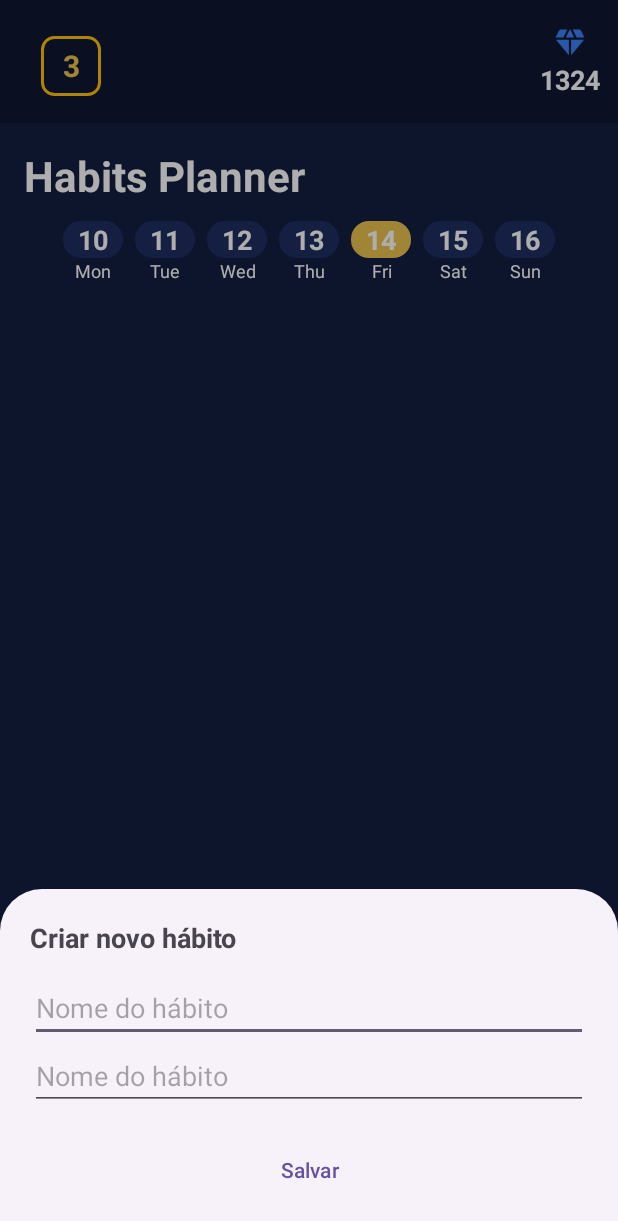
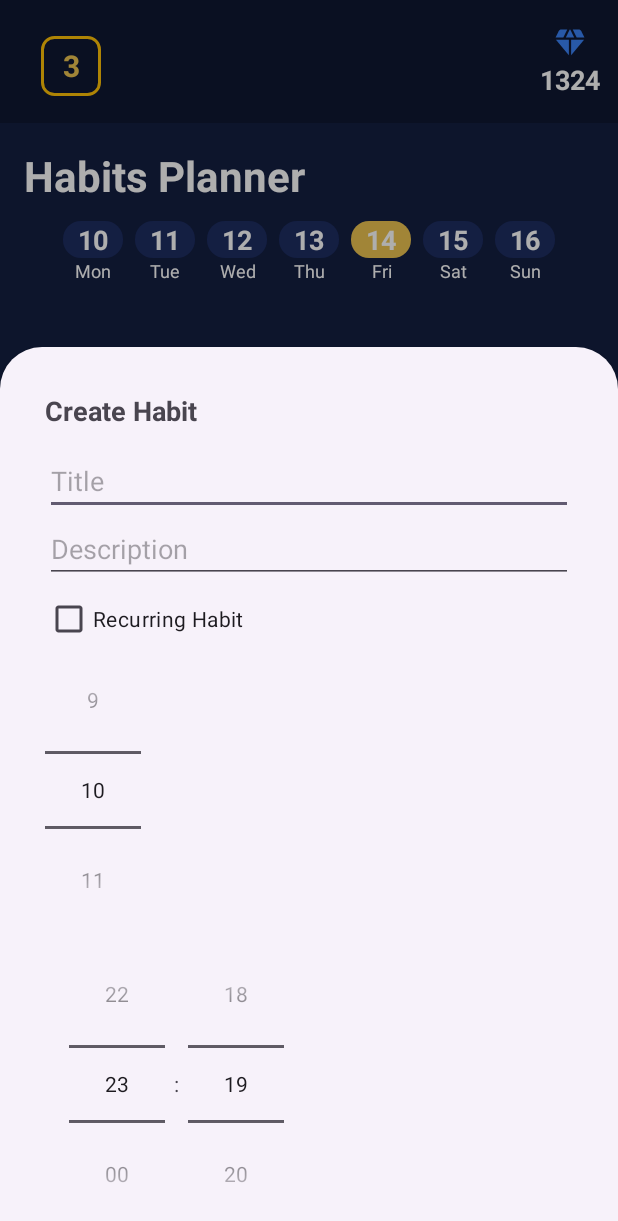
Before and after one commit to Guilherme-Mouro/Numa, an Android app: the fragment AddHabitFragment placed in its activity, item 2 of the bottom bar chosen, on a phone screen of 412 x 824 dp. Shown: the top 1221 px of the screen. Run offline under Robolectric (Android 15) with nearby library versions, the phone set to English and light mode, and no system bars; our stand-ins replace Room's generated code.

Commit message:
Add more habit creation details

```diff
--- a/app/src/main/java/com/example/numa/AddHabitFragment.kt
+++ b/app/src/main/java/com/example/numa/AddHabitFragment.kt
@@ -4,6 +4,7 @@ import android.os.Bundle
 import android.view.LayoutInflater
 import android.view.View
 import android.view.ViewGroup
+import android.widget.ArrayAdapter
 import androidx.lifecycle.lifecycleScope
 import androidx.room.Room
 import com.example.numa.DataBase
@@ -11,7 +12,9 @@ import com.example.numa.databinding.FragmentAddHabitBinding
 import com.example.numa.entity.Habit
 import com.example.numa.util.SessionManager
 import com.google.android.material.bottomsheet.BottomSheetDialogFragment
+import kotlinx.coroutines.Dispatchers
 import kotlinx.coroutines.launch
+import kotlinx.coroutines.withContext
 
 class AddHabitFragment : BottomSheetDialogFragment() {
 
@@ -32,29 +35,62 @@ class AddHabitFragment : BottomSheetDialogFragment() {
             "NumaDB"
         ).fallbackToDestructiveMigration().build()
 
+        val weekList = listOf("Monday", "Tuesday", "Wednesday", "Thursday", "Friday", "Saturday", "Sunday")
+
+        val arrayAdapter = ArrayAdapter(requireContext(), android.R.layout.simple_spinner_item, weekList)
+        arrayAdapter.setDropDownViewResource(android.R.layout.simple_spinner_dropdown_item)
+        binding.spDayWeek.adapter = arrayAdapter
+
+        binding.cbRecurring.setOnCheckedChangeListener { _, _ ->
+            isRecurring()
+        }
+
+        val durPicker = binding.numDuration
+        durPicker.minValue = 1
+        durPicker.maxValue = 300
+        durPicker.value = 10
+
+        val timePicked = binding.timeStart
+        timePicked.setIs24HourView(true)
+
         binding.btnSaveHabit.setOnClickListener {
             val sessionManager = SessionManager(requireContext())
             val userId = sessionManager.getUserId()
 
             userId?.let {
+                val title = binding.edTitle.text.toString().trim()
+                val description = binding.edDesc.text.toString().trim()
+                val recurring = binding.cbRecurring.isChecked
+                val dayOfWeek = binding.spDayWeek.selectedItem.toString().uppercase()
+                val duration: Long = durPicker.value * 60 * 1000L
+
+                val hour = timePicked.hour
+                val min = timePicked.minute
+                val startTime: Long = (hour * 60 * 60 * 1000 + min * 60 * 1000).toLong()
+
+                if (title.isNotEmpty()) {
                     val newHabit = Habit(
                         userId = userId,
-                    title = binding.edTitle.text.toString(),
-                    description = binding.edDesc.text.toString(),
-                    startTime = System.currentTimeMillis(),
-                    duration = 60 * 60 * 1000L,
+                        title = title,
+                        description = description,
+                        startTime = startTime,
+                        duration = duration,
                         experience = 10,
                         streak = 0,
                         state = "incomplete",
-                    isRecurring = true,
-                    dayOfWeek = "FRIDAY",
-                    specificDate = null
+                        isRecurring = recurring,
+                        dayOfWeek = dayOfWeek,
+                        specificDate = null,
                     )
 
-                lifecycleScope.launch {
+                    lifecycleScope.launch(Dispatchers.IO) {
                         db.habitDao().insertHabit(newHabit)
-                    parentFragmentManager.setFragmentResult("habit_added", Bundle())
+
+                        withContext(Dispatchers.Main) {
+                            parentFragmentManager.setFragmentResult("habit_request", Bundle())
                             dismiss()
+                        }
+                    }
                 }
             }
         }
@@ -62,6 +98,14 @@ class AddHabitFragment : BottomSheetDialogFragment() {
         return binding.root
     }
 
+    private fun isRecurring() {
+        if (binding.cbRecurring.isChecked) {
+            binding.spDayWeek.visibility = View.VISIBLE
+        } else {
+            binding.spDayWeek.visibility = View.INVISIBLE
+        }
+    }
+
     override fun onDestroyView() {
         super.onDestroyView()
         _binding = null
--- a/app/src/main/java/com/example/numa/adapter/HabitAdapter.kt
+++ b/app/src/main/java/com/example/numa/adapter/HabitAdapter.kt
@@ -26,7 +26,7 @@ class HabitAdapter(val habits: MutableList<Habit>) : RecyclerView.Adapter<HabitA
     override fun onBindViewHolder(holder: HabitViewHolder, position: Int) {
         val habit = habits[position]
         holder.title.text = habit.title
-        holder.duration.text = habit.duration.toString()
+        holder.duration.text = "${(habit.duration / (60 * 1000)).toString()} min"
         holder.streak.text = "${habit.streak} dias"
         holder.xp.text = "+${habit.experience} XP"
     }
--- a/app/src/main/java/com/example/numa/fragment/HabitFragment.kt
+++ b/app/src/main/java/com/example/numa/fragment/HabitFragment.kt
@@ -1,5 +1,6 @@
 package com.example.numa.fragment
 
+import android.opengl.Visibility
 import android.os.Bundle
 import android.view.LayoutInflater
 import android.view.View
@@ -44,6 +45,11 @@ class HabitFragment : Fragment() {
             bottomSheet.show(parentFragmentManager, "AddHabitBottomSheet")
         }
 
+        parentFragmentManager.setFragmentResultListener("habit_request", viewLifecycleOwner) { _, _ ->
+            loadHabitsForDate(selectedDay)
+        }
+
+
         db = Room.databaseBuilder(
             requireContext(),
             DataBase::class.java,
@@ -83,6 +89,11 @@ class HabitFragment : Fragment() {
                     userId = userId
                 )
 
+                if (habits.isEmpty()) {
+                    binding.tvInfo.visibility = View.VISIBLE
+                } else {
+                    binding.tvInfo.visibility = View.INVISIBLE
+                }
 
                 habitsAdapter = HabitAdapter(habits.toMutableList())
                 binding.rvHabits.adapter = habitsAdapter
--- /dev/null
+++ b/app/src/main/res/drawable/ic_add.xml
@@ -0,0 +1,5 @@
+<vector xmlns:android="http://schemas.android.com/apk/res/android" android:height="24dp" android:tint="#000000" android:viewportHeight="24" android:viewportWidth="24" android:width="24dp">
+
+    <path android:fillColor="@android:color/white" android:pathData="M18,13h-5v5c0,0.55 -0.45,1 -1,1s-1,-0.45 -1,-1v-5H6c-0.55,0 -1,-0.45 -1,-1s0.45,-1 1,-1h5V6c0,-0.55 0.45,-1 1,-1s1,0.45 1,1v5h5c0.55,0 1,0.45 1,1s-0.45,1 -1,1z"/>
+
+</vector>
--- a/app/src/main/res/layout/fragment_add_habit.xml
+++ b/app/src/main/res/layout/fragment_add_habit.xml
@@ -2,34 +2,71 @@
 <LinearLayout xmlns:android="http://schemas.android.com/apk/res/android"
     android:layout_width="match_parent"
     android:layout_height="wrap_content"
+    xmlns:app="http://schemas.android.com/apk/res-auto"
     android:orientation="vertical"
-    android:padding="20dp">
+    android:padding="30dp">
 
     <TextView
         android:layout_width="match_parent"
         android:layout_height="wrap_content"
-        android:text="Criar novo hábito"
+        android:text="Create Habit"
         android:textSize="18sp"
         android:textStyle="bold"
         android:layout_marginBottom="12dp"
-        android:layout_gravity="center" />
+        android:layout_gravity="center"/>
 
     <EditText
         android:id="@+id/edTitle"
-        android:hint="Nome do hábito"
+        android:hint="Title"
         android:layout_width="match_parent"
-        android:layout_height="wrap_content" />
+        android:layout_height="wrap_content"/>
 
     <EditText
         android:id="@+id/edDesc"
-        android:hint="Nome do hábito"
+        android:hint="Description"
         android:layout_width="match_parent"
-        android:layout_height="wrap_content" />
+        android:layout_height="wrap_content"/>
+
+    <androidx.constraintlayout.widget.ConstraintLayout
+        android:layout_width="match_parent"
+        android:layout_height="wrap_content">
+
+        <CheckBox
+            android:id="@+id/cbRecurring"
+            android:layout_width="wrap_content"
+            android:layout_height="match_parent"
+            android:text="Recurring Habit"
+            app:layout_constraintStart_toStartOf="parent"/>
+
+        <Spinner
+            android:id="@+id/spDayWeek"
+            android:layout_width="wrap_content"
+            android:layout_height="match_parent"
+            android:visibility="invisible"
+            app:layout_constraintEnd_toEndOf="parent"
+            app:layout_constraintTop_toTopOf="parent"
+            app:layout_constraintBottom_toBottomOf="parent"/>
+
+    </androidx.constraintlayout.widget.ConstraintLayout>
+
+
+    <NumberPicker
+        android:id="@+id/numDuration"
+        android:layout_width="wrap_content"
+        android:layout_height="wrap_content"
+        app:layout_constraintStart_toStartOf="parent"/>
+
+    <TimePicker
+        android:id="@+id/timeStart"
+        android:layout_width="wrap_content"
+        android:layout_height="wrap_content"
+        android:timePickerMode="spinner"/>
+
 
     <Button
         android:id="@+id/btnSaveHabit"
-        android:text="Salvar"
+        android:text="Save"
         android:layout_width="match_parent"
         android:layout_height="wrap_content"
-        android:layout_marginTop="16dp" />
+        android:layout_marginTop="16dp"/>
 </LinearLayout>
--- a/app/src/main/res/layout/fragment_habit.xml
+++ b/app/src/main/res/layout/fragment_habit.xml
@@ -42,6 +42,23 @@
         android:layout_height="wrap_content"
         app:layout_constraintEnd_toEndOf="parent"
         app:layout_constraintBottom_toBottomOf="parent"
-        android:backgroundTint="@color/light_blue"/>
+        android:src="@drawable/ic_add"
+        android:backgroundTint="@color/light_blue"
+        app:tint="@android:color/white"
+        app:maxImageSize="48dp"
+        app:fabSize="normal" />
+
+
+    <TextView
+        android:id="@+id/tvInfo"
+        android:layout_width="wrap_content"
+        android:layout_height="wrap_content"
+        android:text="No habits for this day."
+        android:textColor="@color/white"
+        android:visibility="invisible"
+        app:layout_constraintTop_toTopOf="parent"
+        app:layout_constraintBottom_toBottomOf="parent"
+        app:layout_constraintStart_toStartOf="parent"
+        app:layout_constraintEnd_toEndOf="parent"/>
 
 </androidx.constraintlayout.widget.ConstraintLayout>
```
Lines whose indentation alone changed are shown as unchanged.
